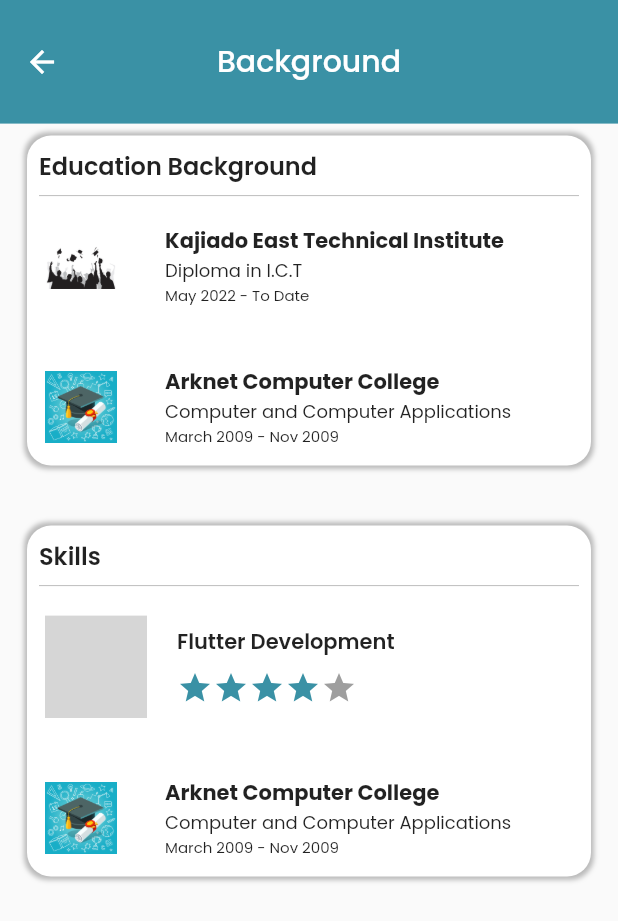
After one commit to Crucialjun/flutter_cv, a Flutter app: the screen it shows after launch, after a tap on "Background", on a phone screen of 412 x 824 dp. The commit adds this screen. Shown: the top 921 px of the screen. Run offline on Flutter 3.47's test engine with Material 2 defaults, Android fonts, the phone set to English and light mode, and no system bars; drawn by our look-alikes of flutter_rating_bar; our stand-ins replace flutter_svg, font_awesome_flutter, google_fonts; grey boxes are pictures that could not be loaded.

Commit message:
education screen

```diff
--- /dev/null
+++ b/lib/background_screen.dart
@@ -0,0 +1,133 @@
+import 'package:flutter/material.dart';
+import 'package:flutter_cv/utils/global_constants.dart';
+import 'package:flutter_cv/widgets/experience_item.dart';
+import 'package:flutter_cv/widgets/skills_item.dart';
+
+class BackgroundScreen extends StatelessWidget {
+  const BackgroundScreen({super.key});
+
+  @override
+  Widget build(BuildContext context) {
+    double height = MediaQuery.of(context).size.height;
+    double width = MediaQuery.of(context).size.width;
+    return Scaffold(
+      appBar: AppBar(
+        backgroundColor: main_color,
+        elevation: 0.0,
+        toolbarHeight: height * 0.1,
+        title: const Text("Background"),
+        centerTitle: true,
+      ),
+      body: SafeArea(
+        child: Column(mainAxisAlignment: MainAxisAlignment.start, children: [
+          Container(
+              margin: const EdgeInsets.symmetric(horizontal: 18, vertical: 8),
+              decoration: const BoxDecoration(
+                  color: Colors.white,
+                  borderRadius: BorderRadius.all(Radius.circular(16)),
+                  boxShadow: [
+                    BoxShadow(
+                        offset: Offset(0, 0),
+                        blurRadius: 2,
+                        spreadRadius: 2,
+                        color: Colors.black26)
+                  ]),
+              width: width,
+              child: Column(
+                mainAxisAlignment: MainAxisAlignment.start,
+                crossAxisAlignment: CrossAxisAlignment.start,
+                children: const [
+                  Padding(
+                    padding: EdgeInsets.only(top: 8.0, left: 8.0),
+                    child: Text(
+                      "Education Background",
+                      style:
+                          TextStyle(fontWeight: FontWeight.w600, fontSize: 16),
+                    ),
+                  ),
+                  Padding(
+                    padding: EdgeInsets.symmetric(horizontal: 8.0),
+                    child: Divider(
+                      color: Colors.black26,
+                    ),
+                  ),
+                  ExperienceItem(
+                    assetPath: "assets/college.jpg",
+                    position: "Kajiado East Technical Institute",
+                    company: "Diploma in I.C.T",
+                    period: "May 2022 - To Date",
+                  ),
+                  SizedBox(
+                    height: 16,
+                  ),
+                  ExperienceItem(
+                    assetPath: "assets/education.jpg",
+                    position: "Arknet Computer College",
+                    company: "Computer and Computer Applications",
+                    period: "March 2009 - Nov 2009",
+                  )
+                ],
+              )),
+          const SizedBox(
+            height: 24,
+          ),
+          Flexible(
+            child: Scrollbar(
+              thickness: 8,
+              thumbVisibility: true,
+              child: SingleChildScrollView(
+                child: Container(
+                    margin:
+                        const EdgeInsets.symmetric(horizontal: 18, vertical: 8),
+                    decoration: const BoxDecoration(
+                        color: Colors.white,
+                        borderRadius: BorderRadius.all(Radius.circular(16)),
+                        boxShadow: [
+                          BoxShadow(
+                              offset: Offset(0, 0),
+                              blurRadius: 2,
+                              spreadRadius: 2,
+                              color: Colors.black26)
+                        ]),
+                    width: width,
+                    child: Column(
+                      mainAxisAlignment: MainAxisAlignment.start,
+                      crossAxisAlignment: CrossAxisAlignment.start,
+                      children: const [
+                        Padding(
+                          padding: EdgeInsets.only(top: 8.0, left: 8.0),
+                          child: Text(
+                            "Skills",
+                            style: TextStyle(
+                                fontWeight: FontWeight.w600, fontSize: 16),
+                          ),
+                        ),
+                        Padding(
+                          padding: EdgeInsets.symmetric(horizontal: 8.0),
+                          child: Divider(
+                            color: Colors.black26,
+                          ),
+                        ),
+                        SkillsItem(
+                          assetPath: "assets/flutter.svg",
+                          skillText: "Flutter Development",
+                        ),
+                        SizedBox(
+                          height: 16,
+                        ),
+                        ExperienceItem(
+                          assetPath: "assets/education.jpg",
+                          position: "Arknet Computer College",
+                          company: "Computer and Computer Applications",
+                          period: "March 2009 - Nov 2009",
+                        )
+                      ],
+                    )),
+              ),
+            ),
+          ),
+        ]),
+      ),
+    );
+  }
+}
--- a/lib/main_dashboard.dart
+++ b/lib/main_dashboard.dart
@@ -1,5 +1,6 @@
 import 'package:flutter/material.dart';
 import 'package:flutter/services.dart';
+import 'package:flutter_cv/background_screen.dart';
 import 'package:flutter_cv/experience_screen.dart';
 import 'package:flutter_cv/utils/global_constants.dart';
 import 'package:flutter_cv/utils/main_dashboard_controller.dart';
@@ -227,9 +228,16 @@ class MainDashboard extends StatelessWidget {
                                   iconAssetPath: "assets/experience_icon.svg",
                                   title: "Experience"),
                             ),
-                            const CvItem(
-                                iconAssetPath: "assets/student_icon.svg",
-                                title: "Background"),
+                            InkWell(
+                              onTap: () {
+                                Navigator.of(context).push(MaterialPageRoute(
+                                    builder: (context) =>
+                                        const BackgroundScreen()));
+                              },
+                              child: const CvItem(
+                                  iconAssetPath: "assets/student_icon.svg",
+                                  title: "Background"),
+                            ),
                             const CvItem(
                                 iconAssetPath: "assets/intrest_icon.svg",
                                 title: "Intrests"),
--- a/lib/widgets/experience_item.dart
+++ b/lib/widgets/experience_item.dart
@@ -20,21 +20,30 @@ class ExperienceItem extends StatelessWidget {
         Flexible(
             child: Padding(
           padding: const EdgeInsets.all(12.0),
-          child: Image.asset(assetPath),
+          child: Image.asset(
+            assetPath,
+            width: 48,
+            height: 48,
+          ),
         )),
         const SizedBox(
           width: 8,
         ),
         Padding(
           padding: const EdgeInsets.all(12.0),
-          child: Column(children: [
+          child: Column(
+              mainAxisAlignment: MainAxisAlignment.start,
+              crossAxisAlignment: CrossAxisAlignment.start,
+              children: [
                 Text(
                   position,
-              style: const TextStyle(fontWeight: FontWeight.bold, fontSize: 14),
+                  style: const TextStyle(
+                      fontWeight: FontWeight.bold, fontSize: 14),
                 ),
                 Text(
                   company,
-              style: const TextStyle(fontWeight: FontWeight.w400, fontSize: 12),
+                  style: const TextStyle(
+                      fontWeight: FontWeight.w400, fontSize: 12),
                 ),
                 Text(
                   period,
--- /dev/null
+++ b/lib/widgets/skills_item.dart
@@ -0,0 +1,58 @@
+import 'package:flutter/material.dart';
+import 'package:flutter_cv/utils/global_constants.dart';
+import 'package:flutter_rating_bar/flutter_rating_bar.dart';
+import 'package:flutter_svg/flutter_svg.dart';
+
+class SkillsItem extends StatelessWidget {
+  final String skillText;
+  final String assetPath;
+  const SkillsItem(
+      {super.key, required this.skillText, required this.assetPath});
+
+  @override
+  Widget build(BuildContext context) {
+    return Row(
+      children: [
+        Padding(
+          padding: const EdgeInsets.all(12.0),
+          child: SvgPicture.asset(
+            assetPath,
+            height: 68,
+            width: 68,
+          ),
+        ),
+        const SizedBox(
+          width: 8,
+        ),
+        Expanded(
+          child: Padding(
+            padding: const EdgeInsets.only(right: 24.0),
+            child: Column(
+              mainAxisAlignment: MainAxisAlignment.start,
+              crossAxisAlignment: CrossAxisAlignment.start,
+              children: [
+                Text(
+                  skillText,
+                  style: const TextStyle(fontWeight: FontWeight.w600),
+                ),
+                const SizedBox(
+                  height: 8,
+                ),
+                RatingBarIndicator(
+                  rating: 4,
+                  itemBuilder: (context, index) => const Icon(
+                    Icons.star,
+                    color: main_color,
+                  ),
+                  itemCount: 5,
+                  itemSize: 24.0,
+                  direction: Axis.horizontal,
+                ),
+              ],
+            ),
+          ),
+        )
+      ],
+    );
+  }
+}
--- a/pubspec.yaml
+++ b/pubspec.yaml
@@ -40,6 +40,7 @@ dependencies:
   responsive_grid: ^2.1.0
   font_awesome_flutter: ^10.2.1
   flutter_svg: ^1.1.6
+  flutter_rating_bar: ^4.0.1
 
 dev_dependencies:
   flutter_test:
```
Also changed, not shown: assets/android.svg (added), assets/college.jpg (added), assets/education.jpg (added), assets/flutter.svg (added), pubspec.lock. Lines whose indentation alone changed are shown as unchanged.
